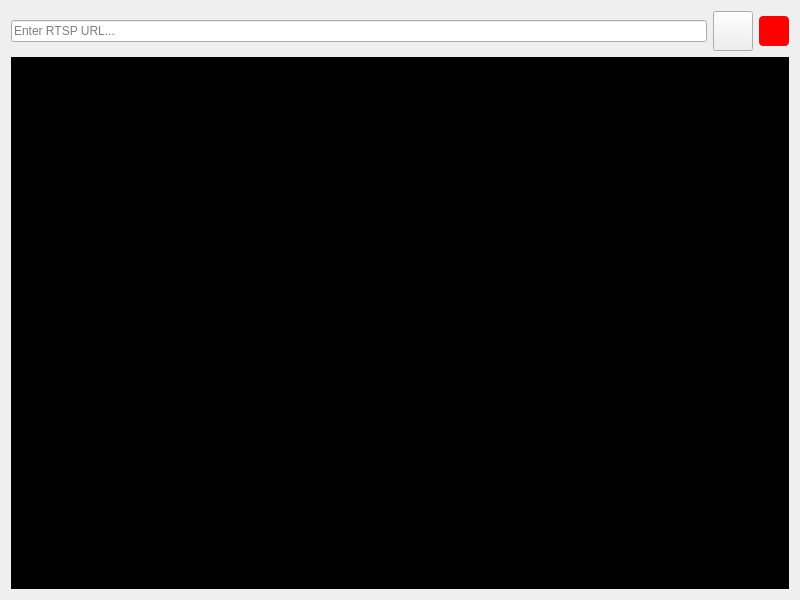
Before: the Qt Designer form rover_gui/ui/ui/Player.ui in robotique-udes/rover, drawn with Qt 5.
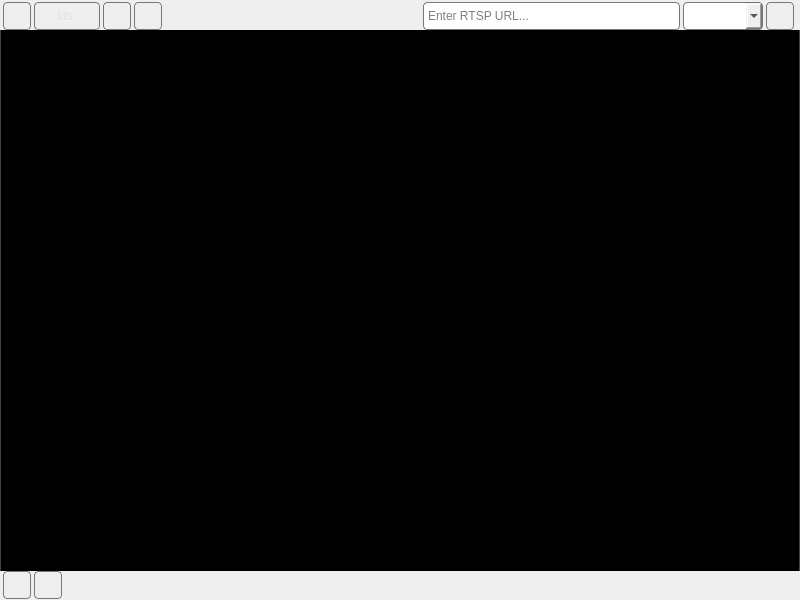
After: the same form once the commit is applied. Icons and pictures are not drawn.

```diff
--- a/rover_gui/ui/ui/Player.ui
+++ b/rover_gui/ui/ui/Player.ui
@@ -10,68 +10,440 @@
     <height>600</height>
    </rect>
   </property>
+  <property name="styleSheet">
+   <string>
+    /* Base styles for all controls */
+    QComboBox, QLineEdit, QPushButton, QToolButton {
+      border: 1px solid #777777;
+      border-radius: 4px;
+      padding: 0px 2px;
+      min-height: 26px;
+      max-height: 26px;
+    }
+    
+    /* Video widget styling */
+    QWidget#videoWidget {
+      background-color: black;
+      border-left: 1px solid #444444;
+      border-right: 1px solid #444444;
+    }
+    
+    /* Control buttons - consistent sizing and reduced padding for larger icons */
+    QPushButton#arucoButton, QPushButton#toggleViewButton, 
+    QPushButton#toggleControlsButton, QToolButton#screenshotButton, 
+    QToolButton#recordButton, QPushButton#playPauseButton, QPlayPauseButton {
+      min-width: 26px;
+      max-width: 26px;
+      min-height: 26px;
+      max-height: 26px;
+      border: 1px solid #777777;
+      border-radius: 4px;
+      padding: 0px;
+    }
+    
+    /* Aruco IDs text box */
+    QLineEdit#arucoIdsTextBox {
+      min-width: 40px;
+      max-width: 60px;
+      color: #e0e0e0;
+      background-color: transparent;
+      border: 1px solid #777777;
+    }
+    
+    /* Style for when IDs are detected */
+    QLineEdit#arucoIdsTextBox[hasIds=&quot;true&quot;] {
+      color: white;
+      background-color: rgba(80, 150, 80, 0.3);
+    }
+    
+    /* Status label styling */
+    QLabel#statusLabel {
+      color: white;
+      background-color: rgba(0, 0, 0, 180);
+      padding: 15px;
+      border-radius: 5px;
+      font-weight: bold;
+      font-size: 16px;
+    }
+    
+    /* Stream header labels - hide them */
+    QLabel.stream-header {
+      max-height: 0px;
+      padding: 0px;
+      margin: 0px;
+      border: none;
+      font-size: 0px;
+      color: transparent;
+    }
+   </string>
+  </property>
   <layout class="QVBoxLayout" name="verticalLayout">
+   <property name="spacing">
+    <number>0</number>
+   </property>
+   <property name="leftMargin">
+    <number>0</number>
+   </property>
+   <property name="topMargin">
+    <number>0</number>
+   </property>
+   <property name="rightMargin">
+    <number>0</number>
+   </property>
+   <property name="bottomMargin">
+    <number>0</number>
+   </property>
    <item>
-    <layout class="QHBoxLayout" name="topLayout">
-     <item>
-      <widget class="QLineEdit" name="rtspUrlInput">
-       <property name="placeholderText">
-        <string>Enter RTSP URL...</string>
-       </property>
-      </widget>
-     </item>
-     <item>
-      <widget class="QPushButton" name="playPauseButton">
-       <property name="minimumSize">
-        <size>
-         <width>40</width>
-         <height>40</height>
-        </size>
-       </property>
-       <property name="maximumSize">
-        <size>
-         <width>40</width>
-         <height>40</height>
-        </size>
-       </property>
-       <property name="toolTip">
-        <string>Play/Pause</string>
-       </property>
-      </widget>
-     </item>
-     <item>
-     <widget class="QFrame" name="statusIndicator">
-        <property name="minimumSize">
-            <size>
-            <width>30</width>
-            <height>30</height>
-            </size>
+    <widget class="QWidget" name="controlsContainer" native="true">
+     <layout class="QVBoxLayout" name="controlsLayout">
+      <property name="spacing">
+       <number>0</number>
+      </property>
+      <property name="leftMargin">
+       <number>0</number>
+      </property>
+      <property name="topMargin">
+       <number>0</number>
+      </property>
+      <property name="rightMargin">
+       <number>0</number>
+      </property>
+      <property name="bottomMargin">
+       <number>0</number>
+      </property>
+      <item>
+       <layout class="QHBoxLayout" name="topLayout">
+        <property name="spacing">
+         <number>3</number>
         </property>
-        <property name="maximumSize">
-            <size>
-            <width>30</width>
-            <height>30</height>
-            </size>
+        <property name="leftMargin">
+         <number>3</number>
         </property>
-        <property name="styleSheet">
-            <string>
-            QFrame {
-                border-radius: 4px; 
-                background-color: red; /* default or when running */
-            }
-            </string>
+        <property name="topMargin">
+         <number>2</number>
         </property>
-     </widget>
-     </item>
-    </layout>
+        <property name="rightMargin">
+         <number>3</number>
+        </property>
+        <property name="bottomMargin">
+         <number>0</number>
+        </property>
+        <item>
+         <widget class="QPushButton" name="arucoButton">
+          <property name="minimumSize">
+           <size>
+            <width>28</width>
+            <height>28</height>
+           </size>
+          </property>
+          <property name="maximumSize">
+           <size>
+            <width>28</width>
+            <height>28</height>
+           </size>
+          </property>
+          <property name="toolTip">
+           <string>Enable Aruco marker detection</string>
+          </property>
+          <property name="icon">
+           <iconset resource="../../src/Global/Constant/resources.qrc">
+            <normaloff>:/icons/aruco_marker.png</normaloff>:/icons/aruco_marker.png</iconset>
+          </property>
+          <property name="iconSize">
+           <size>
+            <width>40</width>
+            <height>40</height>
+           </size>
+          </property>
+          <property name="checkable">
+           <bool>true</bool>
+          </property>
+         </widget>
+        </item>
+        <item>
+         <widget class="QLineEdit" name="arucoIdsTextBox">
+          <property name="minimumSize">
+           <size>
+            <width>46</width>
+            <height>28</height>
+           </size>
+          </property>
+          <property name="maximumSize">
+           <size>
+            <width>66</width>
+            <height>28</height>
+           </size>
+          </property>
+          <property name="text">
+           <string>Ids:</string>
+          </property>
+          <property name="alignment">
+           <set>Qt::AlignCenter</set>
+          </property>
+          <property name="readOnly">
+           <bool>true</bool>
+          </property>
+         </widget>
+        </item>
+        <item>
+         <widget class="QToolButton" name="screenshotButton">
+          <property name="minimumSize">
+           <size>
+            <width>28</width>
+            <height>28</height>
+           </size>
+          </property>
+          <property name="maximumSize">
+           <size>
+            <width>28</width>
+            <height>28</height>
+           </size>
+          </property>
+          <property name="toolTip">
+           <string>Take Screenshot</string>
+          </property>
+          <property name="icon">
+           <iconset resource="../../src/Global/Constant/resources.qrc">
+            <normaloff>:/icons/camera.png</normaloff>:/icons/camera.png</iconset>
+          </property>
+          <property name="iconSize">
+           <size>
+            <width>40</width>
+            <height>40</height>
+           </size>
+          </property>
+         </widget>
+        </item>
+        <item>
+         <widget class="QToolButton" name="recordButton">
+          <property name="minimumSize">
+           <size>
+            <width>28</width>
+            <height>28</height>
+           </size>
+          </property>
+          <property name="maximumSize">
+           <size>
+            <width>28</width>
+            <height>28</height>
+           </size>
+          </property>
+          <property name="toolTip">
+           <string>Start/stop recording</string>
+          </property>
+          <property name="icon">
+           <iconset resource="../../src/Global/Constant/resources.qrc">
+            <normaloff>:/icons/record_off.png</normaloff>:/icons/record_off.png</iconset>
+          </property>
+          <property name="iconSize">
+           <size>
+            <width>20</width>
+            <height>20</height>
+           </size>
+          </property>
+          <property name="checkable">
+           <bool>true</bool>
+          </property>
+         </widget>
+        </item>
+        <item>
+         <spacer name="horizontalSpacer">
+          <property name="orientation">
+           <enum>Qt::Horizontal</enum>
+          </property>
+          <property name="sizeHint" stdset="0">
+           <size>
+            <width>40</width>
+            <height>20</height>
+           </size>
+          </property>
+         </spacer>
+        </item>
+        <item>
+         <widget class="QLineEdit" name="rtspUrlInput">
+          <property name="minimumSize">
+           <size>
+            <width>0</width>
+            <height>28</height>
+           </size>
+          </property>
+          <property name="maximumSize">
+           <size>
+            <width>16777215</width>
+            <height>28</height>
+           </size>
+          </property>
+          <property name="placeholderText">
+           <string>Enter RTSP URL...</string>
+          </property>
+         </widget>
+        </item>
+        <item>
+         <widget class="QComboBox" name="streamSelector">
+          <property name="minimumSize">
+           <size>
+            <width>80</width>
+            <height>28</height>
+           </size>
+          </property>
+          <property name="maximumSize">
+           <size>
+            <width>120</width>
+            <height>28</height>
+           </size>
+          </property>
+         </widget>
+        </item>
+        <item>
+         <widget class="QPushButton" name="playPauseButton">
+          <property name="minimumSize">
+           <size>
+            <width>28</width>
+            <height>28</height>
+           </size>
+          </property>
+          <property name="maximumSize">
+           <size>
+            <width>28</width>
+            <height>28</height>
+           </size>
+          </property>
+          <property name="toolTip">
+           <string>Play/Pause</string>
+          </property>
+          <property name="icon">
+           <iconset resource="../../src/Global/Constant/resources.qrc">
+            <normaloff>:/icons/play.png</normaloff>:/icons/play.png</iconset>
+          </property>
+         </widget>
+        </item>
+        <item>
+         <widget class="QFrame" name="statusIndicator">
+          <property name="minimumSize">
+           <size>
+            <width>0</width>
+            <height>0</height>
+           </size>
+          </property>
+          <property name="maximumSize">
+           <size>
+            <width>0</width>
+            <height>0</height>
+           </size>
+          </property>
+          <property name="styleSheet">
+           <string>QFrame { border-radius: 4px; background-color: red; }</string>
+          </property>
+         </widget>
+        </item>
+       </layout>
+      </item>
+     </layout>
+    </widget>
    </item>
    <item>
     <widget class="QWidget" name="videoWidget" native="true">
+     <property name="sizePolicy">
+      <sizepolicy hsizetype="Expanding" vsizetype="Expanding">
+       <horstretch>0</horstretch>
+       <verstretch>0</verstretch>
+      </sizepolicy>
+     </property>
      <property name="styleSheet">
       <string>background-color: black;</string>
      </property>
     </widget>
    </item>
+   <item>
+    <layout class="QHBoxLayout" name="bottomLayout">
+     <property name="spacing">
+      <number>3</number>
+     </property>
+     <property name="leftMargin">
+      <number>3</number>
+     </property>
+     <property name="topMargin">
+      <number>0</number>
+     </property>
+     <property name="rightMargin">
+      <number>3</number>
+     </property>
+     <property name="bottomMargin">
+      <number>1</number>
+     </property>
+     <item>
+      <widget class="QPushButton" name="toggleControlsButton">
+       <property name="minimumSize">
+        <size>
+         <width>28</width>
+         <height>28</height>
+        </size>
+       </property>
+       <property name="maximumSize">
+        <size>
+         <width>28</width>
+         <height>28</height>
+        </size>
+       </property>
+       <property name="toolTip">
+        <string>Hide Controls</string>
+       </property>
+       <property name="icon">
+        <iconset resource="../../src/Global/Constant/resources.qrc">
+         <normaloff>:/icons/up_arrow.png</normaloff>:/icons/up_arrow.png</iconset>
+       </property>
+       <property name="iconSize">
+        <size>
+         <width>30</width>
+         <height>30</height>
+        </size>
+       </property>
+      </widget>
+     </item>
+     <item>
+      <widget class="QPushButton" name="toggleViewButton">
+       <property name="minimumSize">
+        <size>
+         <width>28</width>
+         <height>28</height>
+        </size>
+       </property>
+       <property name="maximumSize">
+        <size>
+         <width>28</width>
+         <height>28</height>
+        </size>
+       </property>
+       <property name="toolTip">
+        <string>Show Logs</string>
+       </property>
+       <property name="icon">
+        <iconset resource="../../src/Global/Constant/resources.qrc">
+         <normaloff>:/icons/log_view.png</normaloff>:/icons/log_view.png</iconset>
+       </property>
+       <property name="iconSize">
+        <size>
+         <width>30</width>
+         <height>30</height>
+        </size>
+       </property>
+      </widget>
+     </item>
+     <item>
+      <spacer name="horizontalSpacer_2">
+       <property name="orientation">
+        <enum>Qt::Horizontal</enum>
+       </property>
+       <property name="sizeHint" stdset="0">
+        <size>
+         <width>40</width>
+         <height>20</height>
+        </size>
+       </property>
+      </spacer>
+     </item>
+    </layout>
+   </item>
   </layout>
  </widget>
  <resources>
```
